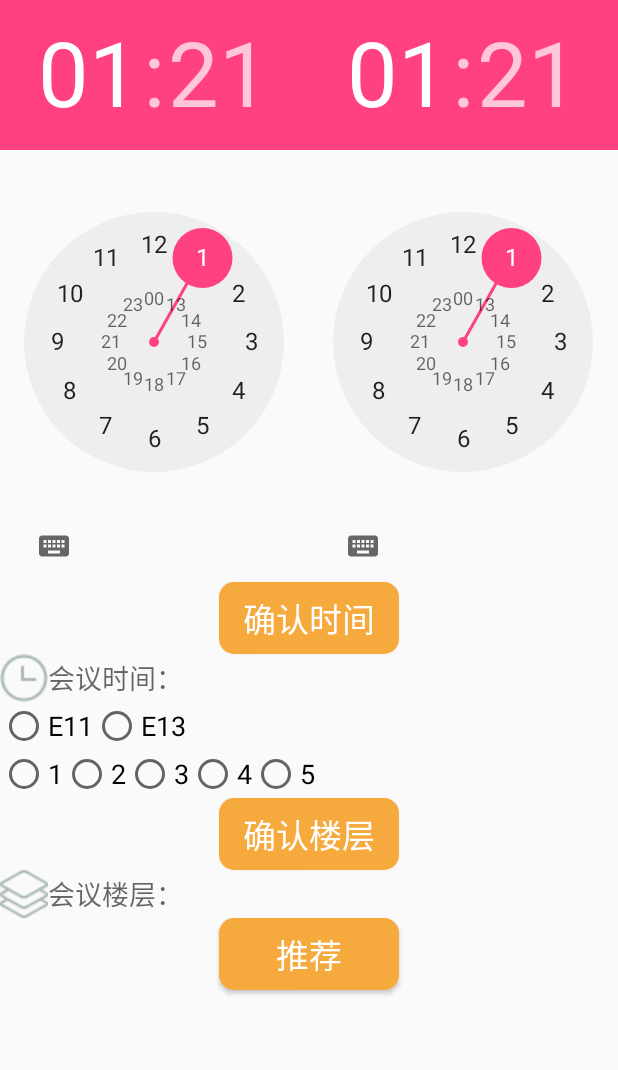
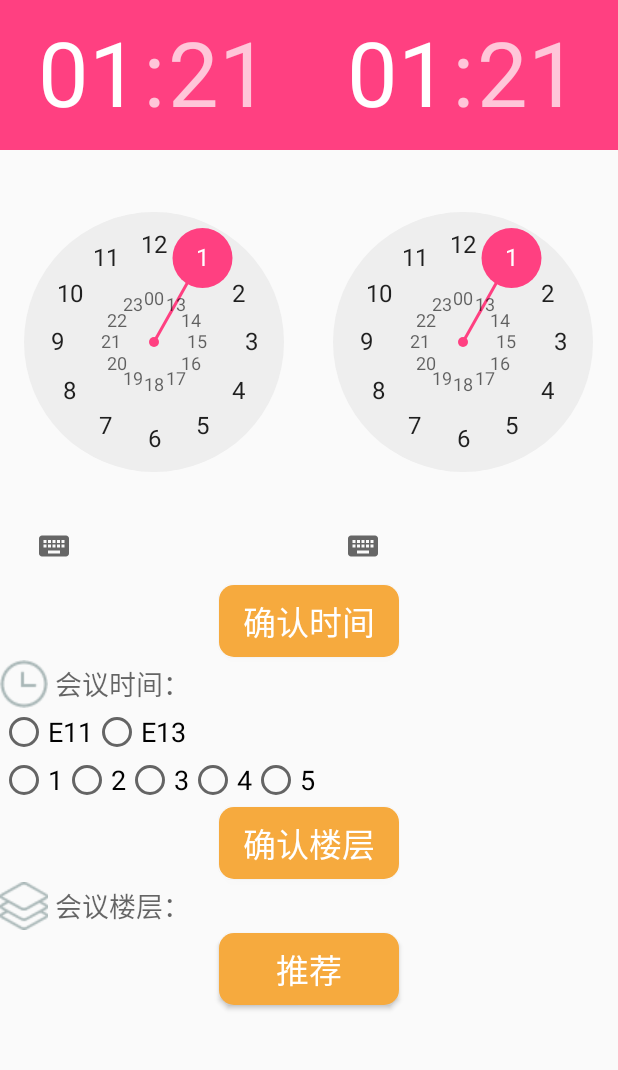
Before and after one commit to HXQWill/BookMeeting, an Android app: the SuggestActivity screen opened directly, with no data from a screen before it, on a phone screen of 412 x 824 dp, the part 72-1142 px from its top. Run offline under Robolectric (Android 15) with nearby library versions, the phone set to English and light mode, and no system bars.

Commit message:
进展-界面美化，推荐逻辑优化。 属性动画，AS相关操作。
博文：
开发随笔：开发随笔：界面、推荐逻辑优化（文末小彩蛋）
http://blog.csdn.net/hxqneuq2012/article/details/52325395
浅谈属性动画（2）-动画监听事件
http://blog.csdn.net/hxqneuq2012/article/details/52326491
SSD学习并完成相关博客一篇；
界面UI学习并完成相关博客三篇；

```diff
--- a/src/main/java/com/quan/car/qmeeting/MainActivity.java
+++ b/src/main/java/com/quan/car/qmeeting/MainActivity.java
@@ -95,6 +95,12 @@ public class MainActivity extends Activity {
 
     }
 
+    @Override
+    protected void onDestroy() {
+        super.onDestroy();
+        finish();
+    }
+
     private void initView() {
         userName_et_main = (EditText) findViewById(R.id.userName_et_main);
         passWord_et_main = (EditText) findViewById(R.id.passWord_et_main);
--- a/src/main/java/com/quan/car/qmeeting/RegistActivity.java
+++ b/src/main/java/com/quan/car/qmeeting/RegistActivity.java
@@ -74,6 +74,12 @@ public class RegistActivity extends Activity{
         });
     }
 
+    @Override
+    protected void onDestroy() {
+        super.onDestroy();
+        finish();
+    }
+
     private void initView() {
         userName_et_regist = (EditText) findViewById(R.id.userName_et_regist);
         passWord_et_regist = (EditText) findViewById(R.id.passWord_et_regist);
--- a/src/main/java/com/quan/car/qmeeting/RoomListActivity.java
+++ b/src/main/java/com/quan/car/qmeeting/RoomListActivity.java
@@ -84,11 +84,7 @@ public class RoomListActivity extends Activity{
                     jsonObjectServer.put("owner",ownerCur);
                     jsonObjectServer.put("time",timeCur);
                     Log.d(TAG + "模拟服务器JSON：", jsonObjectServer.toString());
-                } catch (JSONException e) {
-                    e.printStackTrace();
-                }
 
-                try {
                     JSONObject jsonObjectClient = new JSONObject(jsonObjectServer.toString());
                     Log.d(TAG + "解析后->", "content:" + jsonObjectClient.getString("content")
                             + ", owner:" + jsonObjectClient.getString("owner")
--- a/src/main/res/layout/activity_main.xml
+++ b/src/main/res/layout/activity_main.xml
@@ -46,6 +46,7 @@
             android:textColor="#ffffff"
             android:textSize="22sp"
             android:layout_alignParentLeft="true"
+            android:layout_marginLeft="5dp"
             />
 
         <Button
@@ -57,6 +58,7 @@
             android:textColor="#ffffff"
             android:textSize="22sp"
             android:layout_alignParentRight="true"
+            android:layout_marginRight="5dp"
             />
 
     </RelativeLayout>
--- a/src/main/res/layout/new_room.xml
+++ b/src/main/res/layout/new_room.xml
@@ -44,7 +44,7 @@
     <TextView
         android:layout_width="match_parent"
         android:layout_height="wrap_content"
-        android:hint="会议时间："
+        android:hint=" 会议时间："
         android:gravity="center_vertical"
         android:ems="10"
         android:id="@+id/time_tv_new"
@@ -58,7 +58,7 @@
         android:layout_width="match_parent"
         android:layout_height="wrap_content"
         android:inputType="textPersonName"
-        android:hint="会议主题："
+        android:hint=" 会议主题："
         android:gravity="center_vertical"
         android:ems="10"
         android:id="@+id/content_et_new"
@@ -71,7 +71,7 @@
         android:layout_width="match_parent"
         android:layout_height="wrap_content"
         android:inputType="textPersonName"
-        android:hint="会议发起人："
+        android:hint=" 会议发起人："
         android:gravity="center_vertical"
         android:ems="10"
         android:id="@+id/owner_et_new"
--- a/src/main/res/layout/part_title.xml
+++ b/src/main/res/layout/part_title.xml
@@ -10,17 +10,17 @@
 
     <Button
         android:layout_width="wrap_content"
-        android:layout_height="wrap_content"
+        android:layout_height="44dp"
         android:text="推荐"
         style="@style/Text.Title"
         android:id="@+id/suggest_btn_title"
         android:background="@drawable/button"
         android:textColor="#ffffff"
-        android:textSize="22sp"
         android:layout_gravity="center"
         android:layout_alignParentLeft="true"
+        android:layout_margin="2dp"
         android:visibility="invisible"
-    />
+        />
 
     <TextView
         android:id="@+id/title_tv_title"
@@ -35,15 +35,15 @@
 
     <Button
         android:layout_width="wrap_content"
-        android:layout_height="wrap_content"
+        android:layout_height="44dp"
         android:text="新建"
         style="@style/Text.Title"
         android:id="@+id/newRoom_btn_title"
         android:background="@drawable/button"
         android:textColor="#ffffff"
-        android:textSize="22sp"
         android:layout_gravity="center"
         android:layout_alignParentRight="true"
+        android:layout_margin="2dp"
         android:visibility="invisible"
         />
 </RelativeLayout>
--- a/src/main/res/layout/room_item.xml
+++ b/src/main/res/layout/room_item.xml
@@ -9,6 +9,7 @@
         android:layout_width="100dp"
         android:layout_height="100dp"
         android:id="@+id/image_iv_roomItem"
+        android:layout_margin="2dp"
         />
 
     <LinearLayout
--- a/src/main/res/layout/suggest.xml
+++ b/src/main/res/layout/suggest.xml
@@ -39,13 +39,14 @@
         android:textColor="#ffffff"
         android:textSize="22sp"
         android:layout_gravity="center"
+        android:layout_margin="2dp"
         />
 
     <TextView
         android:layout_width="match_parent"
         android:layout_height="wrap_content"
         android:inputType="textPersonName"
-        android:hint="会议时间："
+        android:hint=" 会议时间："
         android:gravity="center_vertical"
         android:ems="10"
         android:id="@+id/time_tv_suggest"
@@ -137,13 +138,14 @@
         android:textColor="#ffffff"
         android:textSize="22sp"
         android:layout_gravity="center"
+        android:layout_margin="2dp"
         />
 
     <TextView
         android:layout_width="match_parent"
         android:layout_height="wrap_content"
         android:inputType="textPersonName"
-        android:hint="会议楼层："
+        android:hint=" 会议楼层："
         android:gravity="center_vertical"
         android:ems="10"
         android:id="@+id/floor_tv_suggest"
@@ -161,6 +163,7 @@
             android:textColor="#ffffff"
             android:textSize="22sp"
             android:layout_gravity="center"
+            android:layout_margin="2dp"
             />
 
 
```
Also changed, not shown: src/main/java/com/quan/car/qmeeting/SuggestActivity.java (+42 -30 lines), src/main/res/drawable/icon_id.png, 1 other file.
